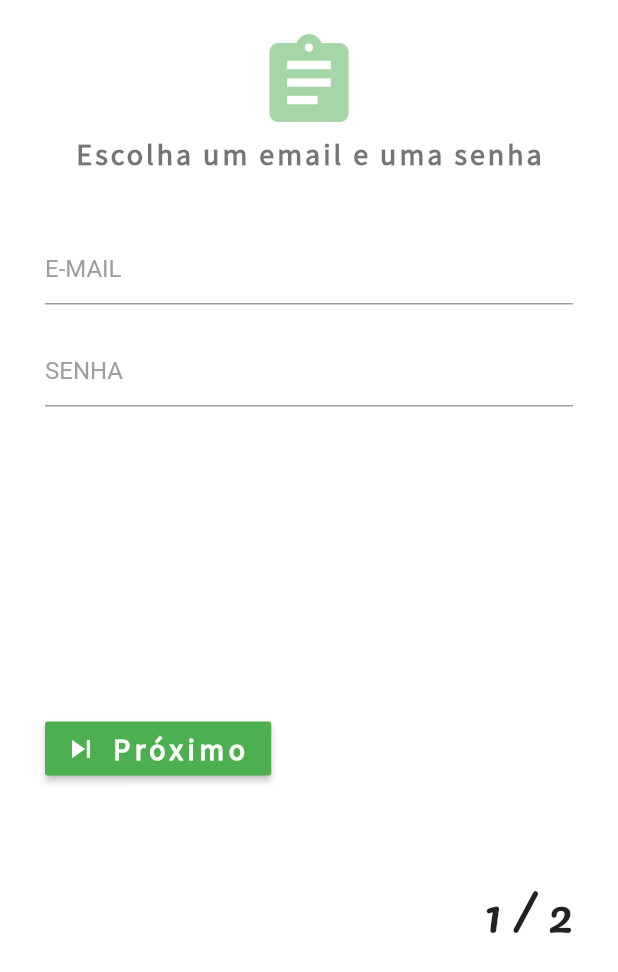
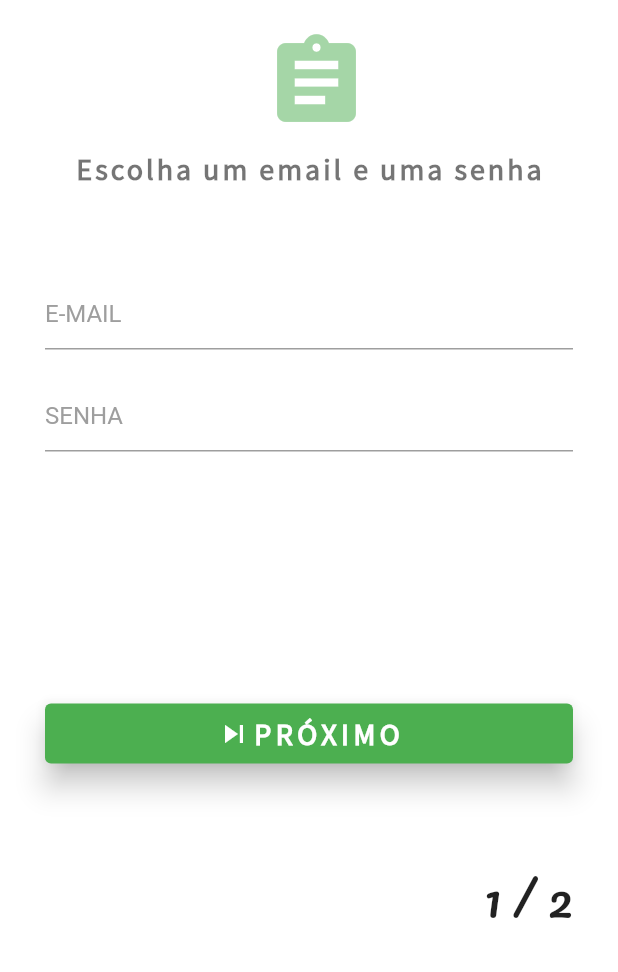
Before and after one commit to eddycn3/mobile-meu-avaliador-preferido, a Flutter app: the screen it shows after launch, on a phone screen of 412 x 824 dp. Shown: the top 972 px of the screen. Run offline on Flutter 3.47's test engine with Material 2 defaults, Android fonts, the light colour scheme and no system bars; drawn by our look-alikes of carousel_slider; our stand-ins replace equatable, flutter_bloc, flutter_secure_storage, rxdart.

Commit message:
validations and layout fix...

```diff
--- a/lib/src/ui/register_form.dart
+++ b/lib/src/ui/register_form.dart
@@ -1,5 +1,7 @@
 import 'package:carousel_slider/carousel_slider.dart';
 import 'package:flutter/material.dart';
+import 'package:my_personal_avaliator/src/ui/widgets/app_icon_button.dart';
+import 'package:my_personal_avaliator/src/utils/regex_utils.dart';
 
 class RegisterForm extends StatefulWidget {
   @override
@@ -8,6 +10,8 @@ class RegisterForm extends StatefulWidget {
 
 class _RegisterFormState extends State<RegisterForm> {
   int currentFormIndex = 1;
+  bool isBackButtonVisible = false;
+  final _formKey = GlobalKey<FormState>();
   CarouselController _carouselController = CarouselController();
   @override
   Widget build(BuildContext context) {
@@ -15,23 +19,55 @@ class _RegisterFormState extends State<RegisterForm> {
       backgroundColor: Colors.white,
       body: SafeArea(
         child: Form(
+          key: _formKey,
+          child: SingleChildScrollView(
             child: Padding(
               padding: const EdgeInsets.fromLTRB(30, 20, 30, 0),
               child: Column(
+                mainAxisSize: MainAxisSize.min,
                 crossAxisAlignment: CrossAxisAlignment.end,
                 children: <Widget>[
-                Align(
-                  alignment: Alignment.center,
+                  //HEADER
+                  Column(
+                    children: <Widget>[
+                      Row(
+                          mainAxisAlignment: MainAxisAlignment.spaceBetween,
+                          children: <Widget>[
+                            Visibility(
+                              replacement: SizedBox(
+                                height: null,
+                                width: 70,
+                              ),
+                              visible: isBackButtonVisible,
+                              child: IconButton(
+                                padding: EdgeInsets.all(0.0),
+                                onPressed: () {
+                                  _carouselController.jumpToPage(0);
+                                },
+                                icon: Icon(Icons.arrow_back),
+                                iconSize: 35,
+                                color: Colors.black54,
+                              ),
+                            ),
+                            Flexible(
                               child: Icon(
                                 Icons.assignment,
                                 size: 70,
                                 color: Colors.green[200],
                               ),
                             ),
+                            SizedBox(
+                              height: null,
+                              width: 60,
+                            ),
+                          ]),
+                      SizedBox(height: 10),
                       Align(
                         alignment: Alignment.center,
                         child: Text(
-                    "Escolha um email e uma senha",
+                          currentFormIndex == 1
+                              ? "Escolha um email e uma senha"
+                              : "Agora seus dados para terminar :)",
                           style: TextStyle(
                             fontSize: 20,
                             color: Colors.black54,
@@ -41,7 +77,11 @@ class _RegisterFormState extends State<RegisterForm> {
                           ),
                         ),
                       ),
-                SizedBox(height: 20),
+                    ],
+                  ),
+
+                  //MAIN FORM------------------------------------------------
+                  SizedBox(height: 40),
                   CarouselSlider(
                     carouselController: _carouselController,
                     items: <Widget>[
@@ -52,6 +92,8 @@ class _RegisterFormState extends State<RegisterForm> {
                       onPageChanged: (value, reason) {
                         setState(() {
                           currentFormIndex = value + 1;
+                          isBackButtonVisible =
+                              currentFormIndex == 1 ? false : true;
                         });
                       },
                       height: 300,
@@ -62,38 +104,18 @@ class _RegisterFormState extends State<RegisterForm> {
                       scrollDirection: Axis.horizontal,
                     ),
                   ),
-                SizedBox(
-                  height: 40,
-                ),
-                Row(
-                  children: <Widget>[
-                    Align(
-                      alignment: Alignment.bottomRight,
-                      child: RaisedButton.icon(
-                        color: Colors.green,
-                        splashColor: Colors.green[300],
-                        onPressed: currentFormIndex == 1
-                            ? () {
+
+                  AppIconButtom(
+                      icon: currentFormIndex == 1 ? Icons.skip_next : null,
+                      label: currentFormIndex == 1 ? "Próximo" : "Salvar",
+                      onIconButtonPressed: () {
+                        if (_formKey.currentState.validate()) {
+                          if (currentFormIndex == 1) {
                             _carouselController.jumpToPage(1);
+                          } else {}
                         }
-                            : null,
-                        icon: Icon(
-                          Icons.skip_next,
-                          color: Colors.white,
-                        ),
-                        label: Text(
-                          "Próximo",
-                          style: TextStyle(
-                              color: Colors.white,
-                              fontSize: 20,
-                              letterSpacing: 3,
-                              fontFamily: "SourceSansPro",
-                              fontWeight: FontWeight.bold),
-                        ),
-                      ),
-                    ),
-                  ],
-                ),
+                      }),
+
                   SizedBox(height: 60),
                   Text(
                     "$currentFormIndex / 2",
@@ -103,6 +125,7 @@ class _RegisterFormState extends State<RegisterForm> {
                         fontFamily: "Pacifico"),
                   ),
                 ],
+              ),
             ),
           ),
         ),
@@ -123,6 +146,15 @@ class FirstFormStep extends StatelessWidget {
         children: <Widget>[
           SizedBox(height: 20),
           TextFormField(
+            validator: (value) {
+              if (value.isEmpty) {
+                return "entre com um e-mail";
+              }
+              if (!RegexUtils.isEmail(value)) {
+                return "entre com um e-mail válido";
+              }
+              return null;
+            },
             keyboardType: TextInputType.emailAddress,
             cursorColor: Colors.green,
             decoration: InputDecoration(
@@ -132,7 +164,13 @@ class FirstFormStep extends StatelessWidget {
           ),
           SizedBox(height: 20),
           TextFormField(
-            keyboardType: TextInputType.visiblePassword,
+            validator: (value) {
+              if (value.isEmpty) {
+                return "entre com uma senha";
+              }
+              return null;
+            },
+            obscureText: true,
             cursorColor: Colors.green,
             decoration: InputDecoration(
               hintText: "SENHA",
@@ -158,6 +196,12 @@ class SecondFormStep extends StatelessWidget {
         mainAxisAlignment: MainAxisAlignment.spaceEvenly,
         children: <Widget>[
           TextFormField(
+            validator: (value) {
+              if (value.isEmpty) {
+                return "entre com seu nome";
+              }
+              return null;
+            },
             keyboardType: TextInputType.emailAddress,
             cursorColor: Colors.green,
             decoration: InputDecoration(
@@ -182,6 +226,12 @@ class SecondFormStep extends StatelessWidget {
             ),
           ),
           TextFormField(
+            validator: (value) {
+              if (value.isEmpty) {
+                return "entre com o telefone";
+              }
+              return null;
+            },
             keyboardType: TextInputType.emailAddress,
             cursorColor: Colors.green,
             decoration: InputDecoration(
--- /dev/null
+++ b/lib/src/ui/widgets/app_icon_button.dart
@@ -0,0 +1,44 @@
+import 'package:flutter/material.dart';
+
+class AppIconButtom extends StatelessWidget {
+  final IconData icon;
+  final String label;
+  final Function onIconButtonPressed;
+
+  AppIconButtom({this.icon, this.label, this.onIconButtonPressed});
+
+  @override
+  Widget build(BuildContext context) {
+    return RawMaterialButton(
+      fillColor: Colors.green,
+      splashColor: Colors.green[300],
+      onPressed: onIconButtonPressed,
+      child: Row(
+        mainAxisAlignment: MainAxisAlignment.center,
+        children: <Widget>[
+          Icon(
+            icon,
+            color: Colors.white,
+          ),
+          Text(
+            label.toUpperCase(),
+            style: TextStyle(
+                color: Colors.white,
+                fontSize: 20,
+                letterSpacing: 3,
+                fontFamily: "SourceSansPro",
+                fontWeight: FontWeight.bold),
+          )
+        ],
+      ),
+      constraints: BoxConstraints(
+        minWidth: 40,
+        minHeight: 40,
+      ),
+      elevation: 8.0,
+      shape: const RoundedRectangleBorder(
+        borderRadius: BorderRadius.all(Radius.circular(4.0)),
+      ),
+    );
+  }
+}
--- /dev/null
+++ b/lib/src/utils/regex_utils.dart
@@ -0,0 +1,10 @@
+class RegexUtils {
+  static final String regexEmail =
+      r"^[a-zA-Z0-9.!#$%&'*+/=?^_`{|}~-]+@[a-zA-Z0-9](?:[a-zA-Z0-9-]{0,253}[a-zA-Z0-9])?(?:\.[a-zA-Z0-9](?:[a-zA-Z0-9-]{0,253}[a-zA-Z0-9])?)*$";
+  static RegExp _regExp;
+
+  static bool isEmail(String email) {
+    _regExp = RegExp(regexEmail);
+    return _regExp.hasMatch(email);
+  }
+}
```
Lines whose indentation alone changed are shown as unchanged.
